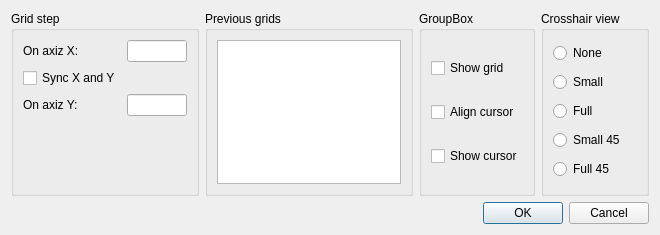
Qt form windows/SdDGrid.ui (usiksan/SaliCAD) before a commit.
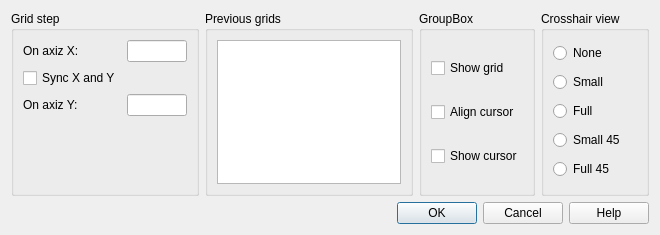
The same form after that commit.

Commit message: Append dialog help system. Created help topic for grid dialog and enter position dialog.

```diff
--- a/windows/SdDGrid.ui
+++ b/windows/SdDGrid.ui
@@ -163,7 +163,7 @@
       <enum>Qt::Horizontal</enum>
      </property>
      <property name="standardButtons">
-      <set>QDialogButtonBox::Cancel|QDialogButtonBox::Ok</set>
+      <set>QDialogButtonBox::Cancel|QDialogButtonBox::Help|QDialogButtonBox::Ok</set>
      </property>
     </widget>
    </item>
```
The commit also changes 12 other files.
